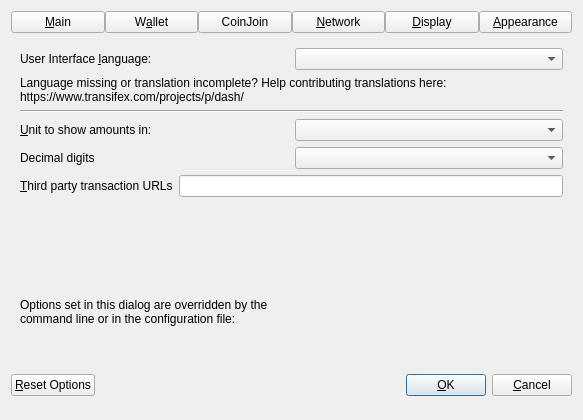
Above: src/qt/forms/optionsdialog.ui from Qebit/dash before the change. Below: the same form after it.
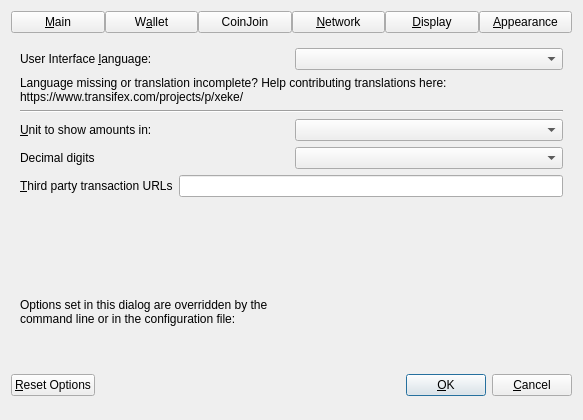
That is the form after the change. The open tabs and pages were chosen to show the change. Custom widgets are drawn as their Qt base class.

Commit message: Rename Dash to Xeke

What changed in the file:
```diff
--- a/src/qt/forms/optionsdialog.ui
+++ b/src/qt/forms/optionsdialog.ui
@@ -838,7 +838,7 @@
          </property>
          <property name="text">
           <string>Language missing or translation incomplete? Help contributing translations here:
-https://www.transifex.com/projects/p/dash/</string>
+https://www.transifex.com/projects/p/xeke/</string>
          </property>
          <property name="wordWrap">
           <bool>true</bool>
```
Left out of the diff: 8 changed lines with no effect on the pictures. The commit also changes 229 other files.
